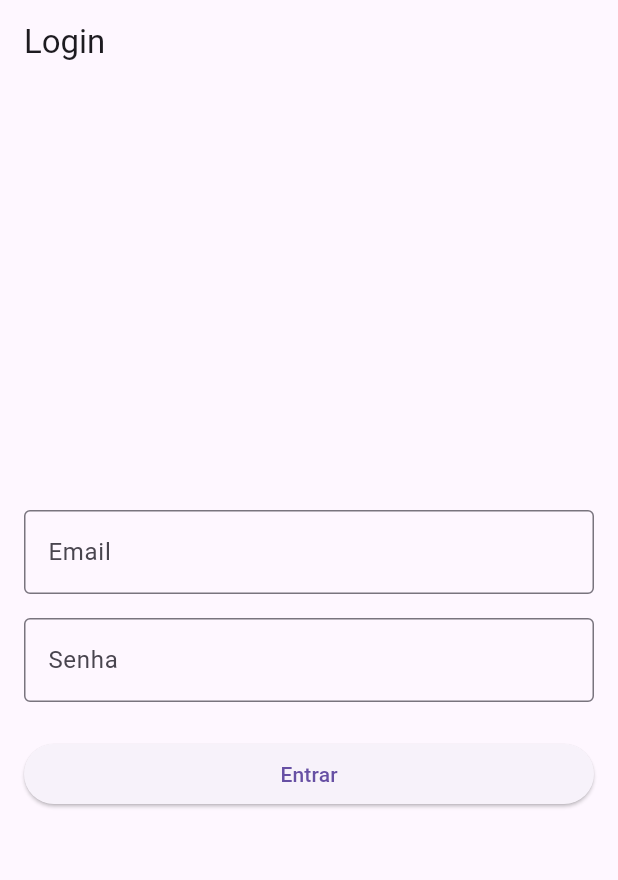
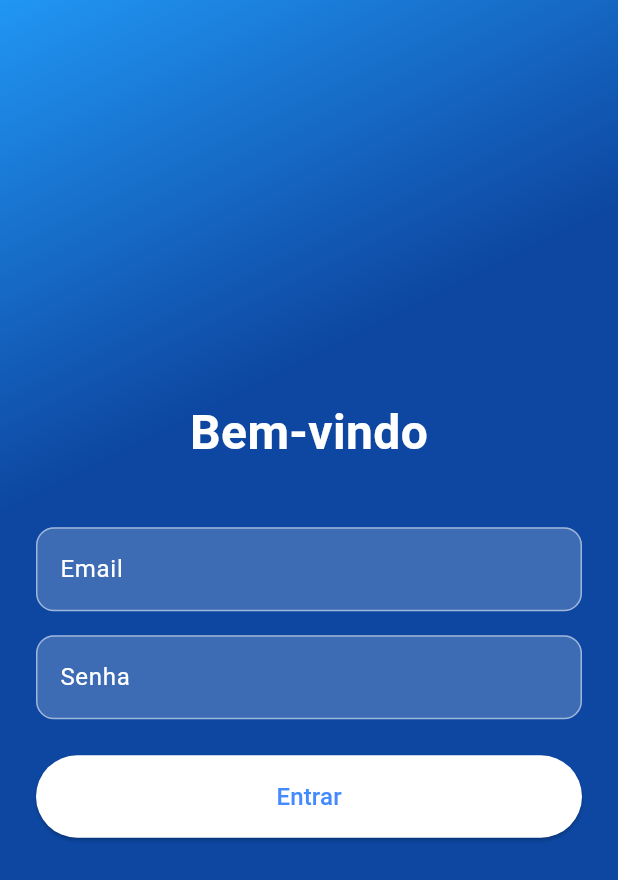
Before and after one commit to gugaroodrigues/Login-Aula, a Flutter app: the screen it shows after launch, on a phone screen of 412 x 824 dp. Shown: the top 880 px of the screen. Run offline on Flutter 3.47's test engine with Material 3 defaults, Android fonts, the phone set to English and light mode, and no system bars.

Commit message:
Tela de login, solicitada pelo professor, versão 1

```diff
--- a/login_text/lib/main.dart
+++ b/login_text/lib/main.dart
@@ -1,19 +1,19 @@
-import 'package:flutter/material.dart';
-
 import 'package:flutter/material.dart';
 
 void main() {
   runApp(const MyApp());
 }
 
-/// Widget raiz da aplicação
+/// Widget principal do app
 class MyApp extends StatelessWidget {
   const MyApp({super.key});
+
 
   @override
   Widget build(BuildContext context) {
     return MaterialApp(
-      title: 'Login Simples',
+      debugShowCheckedModeBanner: false,
+      title: 'Login',
       theme: ThemeData(
         primarySwatch: Colors.blue,
       ),
@@ -21,8 +21,7 @@ class MyApp extends StatelessWidget {
     );
   }
 }
-
-/// Tela de Login
+/// Tela de Login com fundo gradiente azul
 class LoginPage extends StatefulWidget {
   const LoginPage({super.key});
 
@@ -31,16 +30,13 @@ class LoginPage extends StatefulWidget {
 }
 
 class _LoginPageState extends State<LoginPage> {
-  // Controladores para os campos de texto
   final TextEditingController _emailController = TextEditingController();
   final TextEditingController _senhaController = TextEditingController();
 
-  // Função que simula o login
   void _fazerLogin() {
     final email = _emailController.text;
     final senha = _senhaController.text;
 
-    // Simula a verificação (em um caso real, você consultaria um banco ou API)
     if (email == "teste@teste.com" && senha == "1234") {
       ScaffoldMessenger.of(context).showSnackBar(
         const SnackBar(content: Text('Login bem-sucedido!')),
@@ -55,31 +51,51 @@ class _LoginPageState extends State<LoginPage> {
   @override
   Widget build(BuildContext context) {
     return Scaffold(
-      appBar: AppBar(title: const Text('Login')),
-      body: Padding(
-        padding: const EdgeInsets.all(16.0), // Espaçamento interno
+      // Remove a AppBar para um visual mais limpo
+      body: Container(
+        decoration: const BoxDecoration(
+          // Gradiente azul no fundo da tela
+          gradient: LinearGradient(
+            begin: Alignment.topLeft,
+            end: Alignment.bottomRight,
+            colors: [
+              Color(0xFF2196F3), // Azul claro
+              Color(0xFF0D47A1),
+              Color(0xFF0D47A1),
+              Color(0xFF0D47A1), // Azul escuro
+            ],
+          ),
+        ),
+        child: Center(
+          child: SingleChildScrollView(
+            padding: const EdgeInsets.all(24),
             child: Column(
-          mainAxisAlignment: MainAxisAlignment.center, // Centraliza verticalmente
+              mainAxisAlignment: MainAxisAlignment.center,
               children: [
+                // Logo ou título
+                const Text(
+                  'Bem-vindo',
+                  style: TextStyle(
+                    fontSize: 32,
+                    fontWeight: FontWeight.bold,
+                    color: Colors.white,
+                  ),
+                ),
+                const SizedBox(height: 40),
+
                 // Campo de email
                 TextField(
                   controller: _emailController,
-              decoration: const InputDecoration(
-                labelText: 'Email',
-                border: OutlineInputBorder(),
-              ),
+                  decoration: _inputDecoration('Email'),
                   keyboardType: TextInputType.emailAddress,
                 ),
-            const SizedBox(height: 16), // Espaço entre os campos
+                const SizedBox(height: 16),
 
                 // Campo de senha
                 TextField(
                   controller: _senhaController,
-              decoration: const InputDecoration(
-                labelText: 'Senha',
-                border: OutlineInputBorder(),
-              ),
-              obscureText: true, // Oculta a senha
+                  decoration: _inputDecoration('Senha'),
+                  obscureText: true,
                 ),
                 const SizedBox(height: 24),
 
@@ -88,12 +104,40 @@ class _LoginPageState extends State<LoginPage> {
                   width: double.infinity,
                   child: ElevatedButton(
                     onPressed: _fazerLogin,
-                child: const Text('Entrar'),
+                    style: ElevatedButton.styleFrom(
+                      backgroundColor: Colors.white,
+                      foregroundColor: Colors.blueAccent,
+                      padding: const EdgeInsets.symmetric(vertical: 16),
+                    ),
+                    child: const Text(
+                      'Entrar',
+                      style: TextStyle(fontSize: 16),
+                    ),
                   ),
                 ),
               ],
             ),
           ),
+        ),
+      ),
+    );
+  }
+
+  /// Estilo comum para os campos de texto
+  InputDecoration _inputDecoration(String label) {
+    return InputDecoration(
+      labelText: label,
+      labelStyle: const TextStyle(color: Colors.white),
+      filled: true,
+      fillColor: Colors.white.withOpacity(0.2),
+      enabledBorder: OutlineInputBorder(
+        borderSide: BorderSide(color: Colors.white.withOpacity(0.5)),
+        borderRadius: BorderRadius.circular(12),
+      ),
+      focusedBorder: OutlineInputBorder(
+        borderSide: const BorderSide(color: Colors.white),
+        borderRadius: BorderRadius.circular(12),
+      ),
     );
   }
 }
```
Lines whose indentation alone changed are shown as unchanged.
